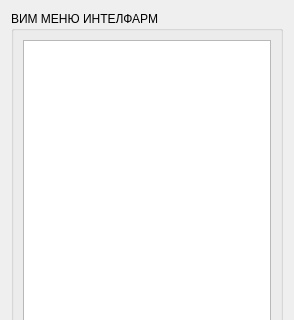
Qt form widget_menu.ui (zanxi/qt_protowebclient) before a commit; both pictures show x 0 to 294 and y 0 to 320 of the 294 by 540 pixel window.
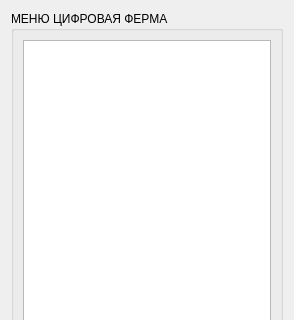
The same form after that commit.

What changed in the file:
```diff
--- a/widget_menu.ui
+++ b/widget_menu.ui
@@ -29,7 +29,7 @@
       </size>
      </property>
      <property name="title">
-      <string>ВИМ МЕНЮ ИНТЕЛФАРМ</string>
+      <string>МЕНЮ ЦИФРОВАЯ ФЕРМА</string>
      </property>
      <layout class="QVBoxLayout" name="verticalLayout">
       <item>
```
